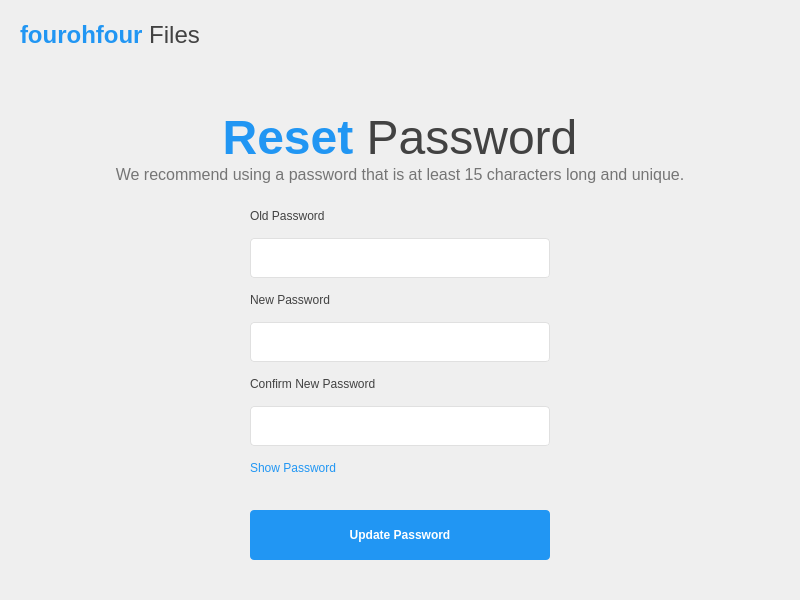
The window that src/desktop-client/client-404/ui/resetpasswordpage.ui (ElliceNels/fourohfour) describes before a commit, drawn with Qt 5.
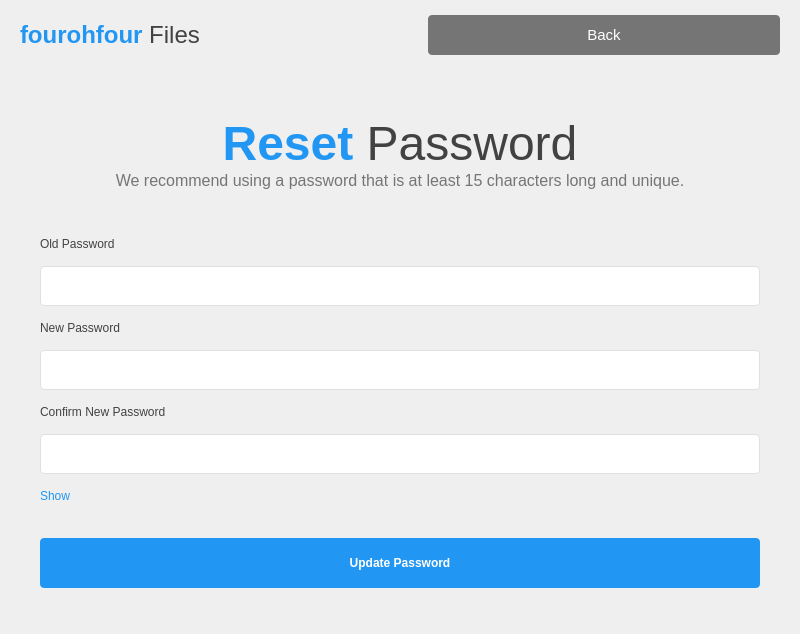
The same window after the commit.

Commit message: fixed reset password

```diff
--- a/src/desktop-client/client-404/ui/resetpasswordpage.ui
+++ b/src/desktop-client/client-404/ui/resetpasswordpage.ui
@@ -7,7 +7,7 @@
     <x>0</x>
     <y>0</y>
     <width>800</width>
-    <height>600</height>
+    <height>634</height>
    </rect>
   </property>
   <property name="windowTitle">
@@ -44,10 +44,7 @@
       </size>
      </property>
      <property name="frameShape">
-      <enum>QFrame::Shape::NoFrame</enum>
-     </property>
-     <property name="frameShadow">
-      <enum>QFrame::Shadow::Raised</enum>
+      <enum>QFrame::NoFrame</enum>
      </property>
      <layout class="QHBoxLayout" name="headingBarLayout">
       <property name="spacing">
@@ -74,9 +71,6 @@
       </item>
       <item>
        <spacer name="headingBarSpacer">
-        <property name="orientation">
-         <enum>Qt::Orientation::Horizontal</enum>
-        </property>
         <property name="sizeHint" stdset="0">
          <size>
           <width>40</width>
@@ -85,14 +79,39 @@
         </property>
        </spacer>
       </item>
+      <item>
+       <widget class="QPushButton" name="backButton">
+        <property name="minimumSize">
+         <size>
+          <width>90</width>
+          <height>40</height>
+         </size>
+        </property>
+        <property name="styleSheet">
+         <string notr="true">QPushButton {
+            background-color: #757575; /* Grey button */
+            color: white;
+            border: none;
+            border-radius: 4px;
+            font-size: 11pt;
+        }
+        QPushButton:hover {
+            background-color: #616161;
+        }
+        QPushButton:pressed {
+            background-color: #424242;
+        }</string>
+        </property>
+        <property name="text">
+         <string>Back</string>
+        </property>
+       </widget>
+      </item>
      </layout>
     </widget>
    </item>
    <item>
     <spacer name="topContentSpacer">
-     <property name="orientation">
-      <enum>Qt::Orientation::Vertical</enum>
-     </property>
      <property name="sizeHint" stdset="0">
       <size>
        <width>20</width>
@@ -106,9 +125,6 @@
      <property name="text">
       <string>&lt;html&gt;&lt;head/&gt;&lt;body&gt;&lt;p align=&quot;center&quot;&gt;&lt;span style=&quot; font-size:36pt; font-weight:600; color:#2196F3;&quot;&gt;Reset &lt;/span&gt;&lt;span style=&quot; font-size:36pt; color:#424242;&quot;&gt;Password&lt;/span&gt;&lt;/p&gt;&lt;/body&gt;&lt;/html&gt;</string>
      </property>
-     <property name="alignment">
-      <set>Qt::AlignmentFlag::AlignCenter</set>
-     </property>
     </widget>
    </item>
    <item>
@@ -116,16 +132,10 @@
      <property name="text">
       <string>&lt;html&gt;&lt;head/&gt;&lt;body&gt;&lt;p align=&quot;center&quot;&gt;&lt;span style=&quot; font-size:12pt; color:#757575;&quot;&gt;We recommend using a password that is at least 15 characters long and unique.&lt;/span&gt;&lt;/p&gt;&lt;/body&gt;&lt;/html&gt;</string>
      </property>
-     <property name="alignment">
-      <set>Qt::AlignmentFlag::AlignCenter</set>
-     </property>
     </widget>
    </item>
    <item>
     <spacer name="midContentSpacer">
-     <property name="orientation">
-      <enum>Qt::Orientation::Vertical</enum>
-     </property>
      <property name="sizeHint" stdset="0">
       <size>
        <width>20</width>
@@ -138,9 +148,6 @@
     <layout class="QHBoxLayout" name="formLayout">
      <item>
       <spacer name="leftFormSpacer">
-       <property name="orientation">
-        <enum>Qt::Orientation::Horizontal</enum>
-       </property>
        <property name="sizeHint" stdset="0">
         <size>
          <width>40</width>
@@ -240,9 +247,6 @@
        </item>
        <item>
         <widget class="QPushButton" name="showPasswordButton">
-         <property name="text">
-          <string>Show Password</string>
-         </property>
          <property name="styleSheet">
           <string notr="true">QPushButton {
     color: #2196F3;
@@ -252,13 +256,13 @@
     padding: 0;
 }</string>
          </property>
+         <property name="text">
+          <string>Show</string>
+         </property>
         </widget>
        </item>
        <item>
         <spacer name="buttonSpacer">
-         <property name="orientation">
-          <enum>Qt::Orientation::Vertical</enum>
-         </property>
          <property name="sizeHint" stdset="0">
           <size>
            <width>20</width>
@@ -293,9 +297,6 @@
      </item>
      <item>
       <spacer name="rightFormSpacer">
-       <property name="orientation">
-        <enum>Qt::Orientation::Horizontal</enum>
-       </property>
        <property name="sizeHint" stdset="0">
         <size>
          <width>40</width>
@@ -308,9 +309,6 @@
    </item>
    <item>
     <spacer name="bottomContentSpacer">
-     <property name="orientation">
-      <enum>Qt::Orientation::Vertical</enum>
-     </property>
      <property name="sizeHint" stdset="0">
       <size>
        <width>20</width>
```
Left out of the diff: 18 changed lines with no effect on the pictures. The commit also changes 6 other files.
